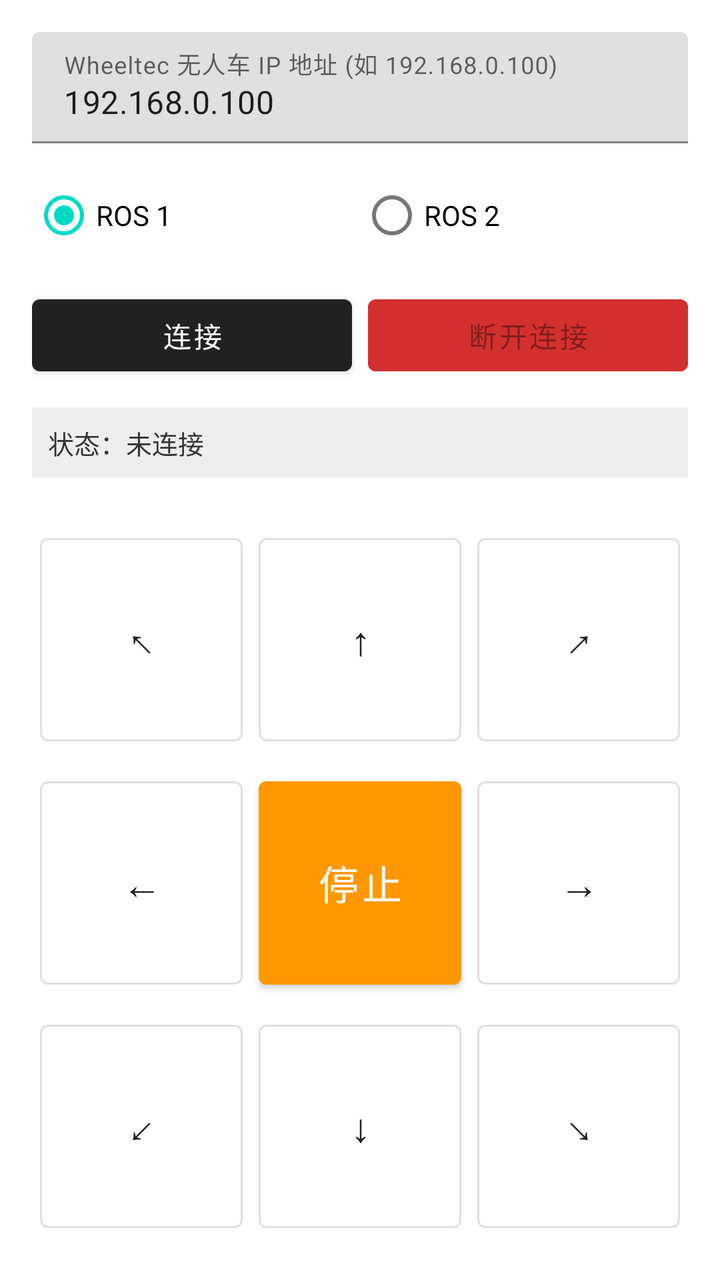
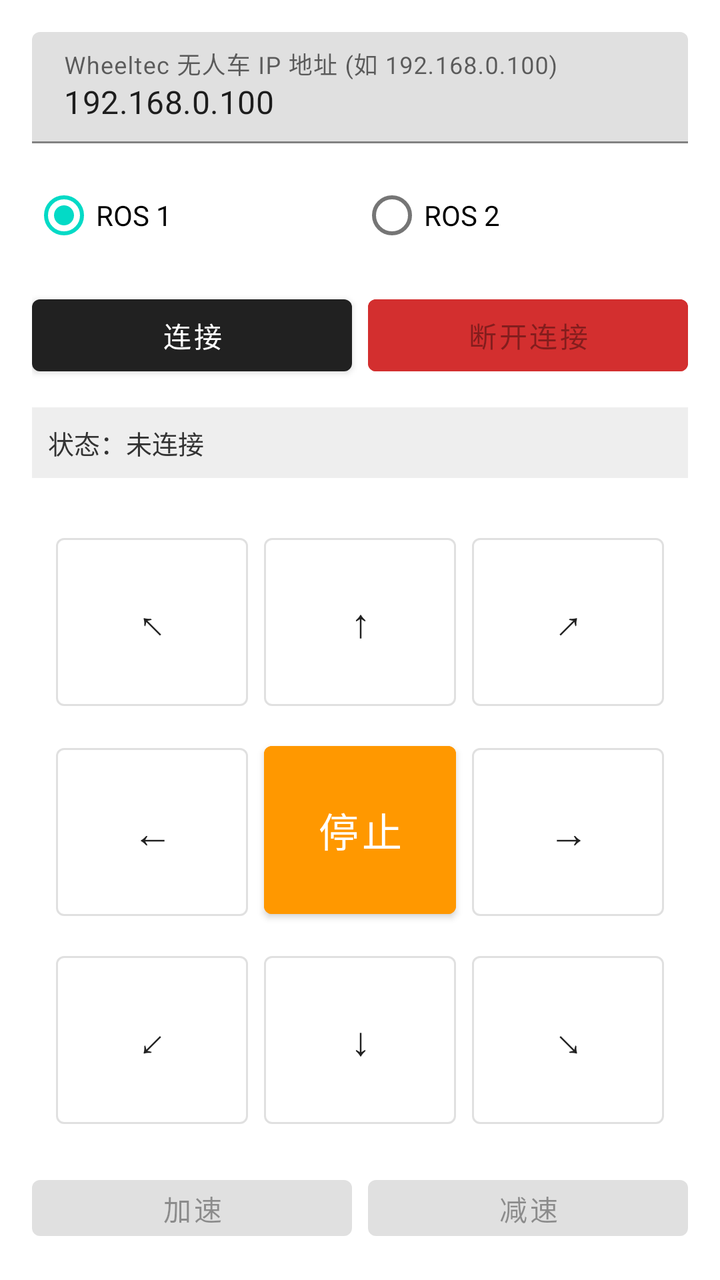

Screens rendered from an Android XML layout before and after an edit, with the pre-edit source and the edit as a unified diff.
<!-- AndroidManifest.xml: application theme Theme.MaterialComponents.DayNight.DarkActionBar -->
<!-- res/layout/activity_main.xml -->
<?xml version="1.0" encoding="utf-8"?>
<LinearLayout xmlns:android="http://schemas.android.com/apk/res/android"
    android:layout_width="match_parent"
    android:layout_height="match_parent"
    android:orientation="vertical"
    android:padding="16dp">

    
    <com.google.android.material.textfield.TextInputLayout
        android:layout_width="match_parent"
        android:layout_height="wrap_content"
        android:hint="Wheeltec 无人车 IP 地址 (如 192.168.0.100)">

        <com.google.android.material.textfield.TextInputEditText
            android:id="@+id/et_ip"
            android:layout_width="match_parent"
            android:layout_height="wrap_content"
            android:inputType="phone"
            android:text="192.168.0.100" />
    </com.google.android.material.textfield.TextInputLayout>

    
    <RadioGroup
        android:id="@+id/rg_ros_version"
        android:layout_width="match_parent"
        android:layout_height="wrap_content"
        android:layout_marginTop="12dp"
        android:orientation="horizontal">

        <RadioButton
            android:id="@+id/rb_ros1"
            android:layout_width="0dp"
            android:layout_height="wrap_content"
            android:layout_weight="1"
            android:checked="true"
            android:text="ROS 1" />

        <RadioButton
            android:id="@+id/rb_ros2"
            android:layout_width="0dp"
            android:layout_height="wrap_content"
            android:layout_weight="1"
            android:text="ROS 2" />
    </RadioGroup>

    
    <LinearLayout
        android:layout_width="match_parent"
        android:layout_height="wrap_content"
        android:layout_marginTop="12dp"
        android:orientation="horizontal">

        <Button
            android:id="@+id/btn_connect"
            android:layout_width="0dp"
            android:layout_height="wrap_content"
            android:layout_marginEnd="8dp"
            android:layout_weight="1"
            android:text="连接" />

        <Button
            android:id="@+id/btn_disconnect"
            android:layout_width="0dp"
            android:layout_height="wrap_content"
            android:layout_weight="1"
            android:backgroundTint="#D32F2F"
            android:enabled="false"
            android:text="断开连接" />
    </LinearLayout>

    
    <TextView
        android:id="@+id/tv_status"
        android:layout_width="match_parent"
        android:layout_height="wrap_content"
        android:layout_marginTop="12dp"
        android:background="#EEEEEE"
        android:padding="8dp"
        android:text="状态：未连接"
        android:textColor="#333333"
        android:textSize="13sp" />

    
    <GridLayout
        android:layout_width="match_parent"
        android:layout_height="0dp"
        android:layout_marginTop="20dp"
        android:layout_weight="1"
        android:columnCount="3"
        android:rowCount="3">

        
        <Button android:id="@+id/btn_u"
            style="@style/Widget.MaterialComponents.Button.OutlinedButton"
            android:layout_width="0dp" android:layout_height="0dp" android:layout_columnWeight="1"
            android:layout_rowWeight="1"
            android:layout_margin="4dp" android:text="↖" android:textSize="20sp" />

        <Button android:id="@+id/btn_i"
            style="@style/Widget.MaterialComponents.Button.OutlinedButton"
            android:layout_width="0dp" android:layout_height="0dp" android:layout_columnWeight="1"
            android:layout_rowWeight="1"
            android:layout_margin="4dp" android:text="↑" android:textSize="20sp" />

        <Button android:id="@+id/btn_o"
            style="@style/Widget.MaterialComponents.Button.OutlinedButton"
            android:layout_width="0dp" android:layout_height="0dp" android:layout_columnWeight="1"
            android:layout_rowWeight="1"
            android:layout_margin="4dp" android:text="↗" android:textSize="20sp" />

        
        <Button android:id="@+id/btn_j"
            style="@style/Widget.MaterialComponents.Button.OutlinedButton"
            android:layout_width="0dp" android:layout_height="0dp" android:layout_columnWeight="1"
            android:layout_rowWeight="1"
            android:layout_margin="4dp" android:text="←" android:textSize="20sp" />

        <Button android:id="@+id/btn_k" style="@style/Widget.MaterialComponents.Button"
            android:layout_width="0dp" android:layout_height="0dp" android:layout_columnWeight="1"
            android:layout_rowWeight="1"
            android:layout_margin="4dp" android:backgroundTint="#FF9800" android:text="停止"
            android:textSize="20sp" />

        <Button android:id="@+id/btn_l"
            style="@style/Widget.MaterialComponents.Button.OutlinedButton"
            android:layout_width="0dp" android:layout_height="0dp" android:layout_columnWeight="1"
            android:layout_rowWeight="1"
            android:layout_margin="4dp" android:text="→" android:textSize="20sp" />

        
        <Button android:id="@+id/btn_m"
            style="@style/Widget.MaterialComponents.Button.OutlinedButton"
            android:layout_width="0dp" android:layout_height="0dp" android:layout_columnWeight="1"
            android:layout_rowWeight="1"
            android:layout_margin="4dp" android:text="↙" android:textSize="20sp" />

        <Button android:id="@+id/btn_comma"
            style="@style/Widget.MaterialComponents.Button.OutlinedButton"
            android:layout_width="0dp" android:layout_height="0dp" android:layout_columnWeight="1"
            android:layout_rowWeight="1"
            android:layout_margin="4dp" android:text="↓" android:textSize="20sp" />

        <Button android:id="@+id/btn_dot"
            style="@style/Widget.MaterialComponents.Button.OutlinedButton"
            android:layout_width="0dp" android:layout_height="0dp" android:layout_columnWeight="1"
            android:layout_rowWeight="1"
            android:layout_margin="4dp" android:text="↘" android:textSize="20sp" />

    </GridLayout>
</LinearLayout>
<!-- resources referenced by this layout -->
<resources>

</resources>

<!-- the commit's change to res/layout/activity_main.xml (unified diff, before → after) -->
@@ -82,69 +82,81 @@
 
     
     <GridLayout
-        android:layout_width="match_parent"
-        android:layout_height="0dp"
+        android:layout_width="wrap_content"
+        android:layout_height="wrap_content"
+        android:layout_gravity="center_horizontal"
         android:layout_marginTop="20dp"
-        android:layout_weight="1"
         android:columnCount="3"
         android:rowCount="3">
 
         
         <Button android:id="@+id/btn_u"
             style="@style/Widget.MaterialComponents.Button.OutlinedButton"
-            android:layout_width="0dp" android:layout_height="0dp" android:layout_columnWeight="1"
-            android:layout_rowWeight="1"
+            android:layout_width="96dp" android:layout_height="96dp"
             android:layout_margin="4dp" android:text="↖" android:textSize="20sp" />
 
         <Button android:id="@+id/btn_i"
             style="@style/Widget.MaterialComponents.Button.OutlinedButton"
-            android:layout_width="0dp" android:layout_height="0dp" android:layout_columnWeight="1"
-            android:layout_rowWeight="1"
+            android:layout_width="96dp" android:layout_height="96dp"
             android:layout_margin="4dp" android:text="↑" android:textSize="20sp" />
 
         <Button android:id="@+id/btn_o"
             style="@style/Widget.MaterialComponents.Button.OutlinedButton"
-            android:layout_width="0dp" android:layout_height="0dp" android:layout_columnWeight="1"
-            android:layout_rowWeight="1"
+            android:layout_width="96dp" android:layout_height="96dp"
             android:layout_margin="4dp" android:text="↗" android:textSize="20sp" />
 
         
         <Button android:id="@+id/btn_j"
             style="@style/Widget.MaterialComponents.Button.OutlinedButton"
-            android:layout_width="0dp" android:layout_height="0dp" android:layout_columnWeight="1"
-            android:layout_rowWeight="1"
+            android:layout_width="96dp" android:layout_height="96dp"
             android:layout_margin="4dp" android:text="←" android:textSize="20sp" />
 
         <Button android:id="@+id/btn_k" style="@style/Widget.MaterialComponents.Button"
-            android:layout_width="0dp" android:layout_height="0dp" android:layout_columnWeight="1"
-            android:layout_rowWeight="1"
+            android:layout_width="96dp" android:layout_height="96dp"
             android:layout_margin="4dp" android:backgroundTint="#FF9800" android:text="停止"
             android:textSize="20sp" />
 
         <Button android:id="@+id/btn_l"
             style="@style/Widget.MaterialComponents.Button.OutlinedButton"
-            android:layout_width="0dp" android:layout_height="0dp" android:layout_columnWeight="1"
-            android:layout_rowWeight="1"
+            android:layout_width="96dp" android:layout_height="96dp"
             android:layout_margin="4dp" android:text="→" android:textSize="20sp" />
 
         
         <Button android:id="@+id/btn_m"
             style="@style/Widget.MaterialComponents.Button.OutlinedButton"
-            android:layout_width="0dp" android:layout_height="0dp" android:layout_columnWeight="1"
-            android:layout_rowWeight="1"
+            android:layout_width="96dp" android:layout_height="96dp"
             android:layout_margin="4dp" android:text="↙" android:textSize="20sp" />
 
         <Button android:id="@+id/btn_comma"
             style="@style/Widget.MaterialComponents.Button.OutlinedButton"
-            android:layout_width="0dp" android:layout_height="0dp" android:layout_columnWeight="1"
-            android:layout_rowWeight="1"
+            android:layout_width="96dp" android:layout_height="96dp"
             android:layout_margin="4dp" android:text="↓" android:textSize="20sp" />
 
         <Button android:id="@+id/btn_dot"
             style="@style/Widget.MaterialComponents.Button.OutlinedButton"
-            android:layout_width="0dp" android:layout_height="0dp" android:layout_columnWeight="1"
-            android:layout_rowWeight="1"
+            android:layout_width="96dp" android:layout_height="96dp"
             android:layout_margin="4dp" android:text="↘" android:textSize="20sp" />
 
     </GridLayout>
+    <LinearLayout
+        android:layout_width="match_parent"
+        android:layout_height="wrap_content"
+        android:layout_marginTop="12dp"
+        android:orientation="horizontal">
+        <Button
+            android:id="@+id/btn_speedup"
+            android:layout_width="0dp"
+            android:layout_height="wrap_content"
+            android:layout_marginEnd="8dp"
+            android:layout_weight="1"
+            android:enabled="false"
+            android:text="加速" />
+        <Button
+            android:id="@+id/btn_speeddown"
+            android:layout_width="0dp"
+            android:layout_height="wrap_content"
+            android:layout_weight="1"
+            android:enabled="false"
+            android:text="减速" />
+    </LinearLayout>
 </LinearLayout>
